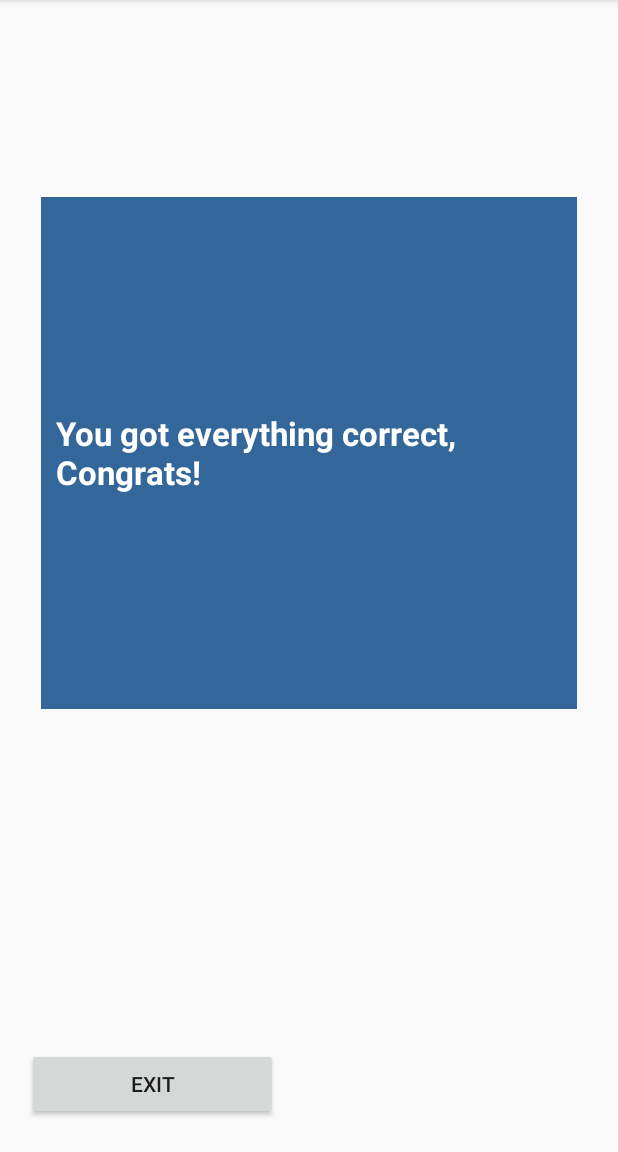
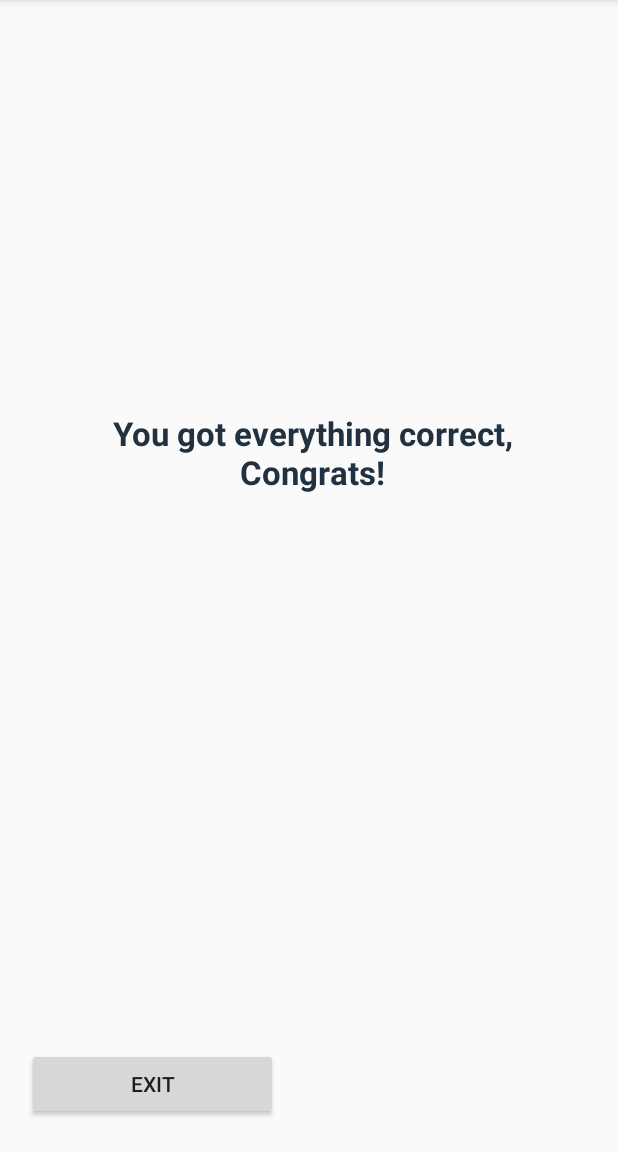
Before and after one commit to mfjinreno/InfoSecurityApp, an Android app: the ScorePageActivity screen opened directly, with no data from a screen before it, on a phone screen of 412 x 824 dp, the part 84-1236 px from its top. Run offline under Robolectric (Android 15) with nearby library versions, the light colour scheme and no system bars; 2 statements that could not run were skipped.

Commit message:
Updated score screen to look nice

```diff
--- a/app/src/main/java/com/example/michaeljohnston/infosecurityapp/ScorePageActivity.java
+++ b/app/src/main/java/com/example/michaeljohnston/infosecurityapp/ScorePageActivity.java
@@ -31,8 +31,8 @@ public class ScorePageActivity extends AppCompatActivity {
         }else {
             int missed = 10-score;
             String scoreString = String.valueOf(score);
-            String numberWrong = "                      Score: " + scoreString;
-            text.setText(numberWrong + "                Looks like you missed " + missed + "! Let's try it again!");
+            String numberWrong = "Score: " + scoreString;
+            text.setText(numberWrong + "\n Looks like you missed " + missed + "! Let's try it again!");
         }
         scoreContainer.removeAllViews();
         scoreContainer.addView(text);
--- a/app/src/main/res/layout/activity_score_page.xml
+++ b/app/src/main/res/layout/activity_score_page.xml
@@ -27,14 +27,15 @@
             android:id="@+id/list_header_continue"
             android:layout_width="361dp"
             android:layout_height="341dp"
-            android:gravity="center_vertical"
             android:layout_alignParentTop="true"
             android:layout_alignParentBottom="true"
             android:textStyle="bold"
             android:textSize="22dp"
-            android:textColor="#FFFFFF"
+            android:gravity="center"
+            android:textAlignment="center"
+            android:textColor="#22313F"
             android:padding="10dp"
-            android:background="#336699"
+
 
             />
     </LinearLayout>
```
